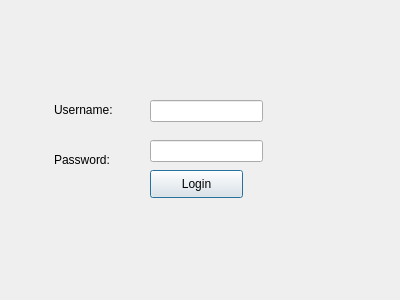
The window that admin.ui (CS180-spring/cs180-21-wooohooo) describes before a commit, drawn with Qt 5.
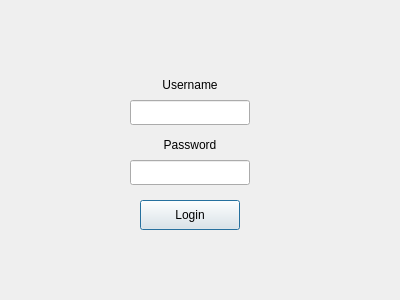
The same window after the commit.

```diff
--- a/admin.ui
+++ b/admin.ui
@@ -16,10 +16,10 @@
   <widget class="QPushButton" name="pushButton">
    <property name="geometry">
     <rect>
-     <x>150</x>
-     <y>170</y>
-     <width>93</width>
-     <height>28</height>
+     <x>140</x>
+     <y>200</y>
+     <width>100</width>
+     <height>30</height>
     </rect>
    </property>
    <property name="text">
@@ -29,47 +29,53 @@
   <widget class="QLineEdit" name="Username">
    <property name="geometry">
     <rect>
-     <x>150</x>
+     <x>130</x>
      <y>100</y>
-     <width>113</width>
-     <height>22</height>
+     <width>120</width>
+     <height>25</height>
     </rect>
    </property>
   </widget>
   <widget class="QLineEdit" name="Password">
    <property name="geometry">
     <rect>
-     <x>150</x>
-     <y>140</y>
-     <width>113</width>
-     <height>22</height>
+     <x>130</x>
+     <y>160</y>
+     <width>120</width>
+     <height>25</height>
     </rect>
    </property>
   </widget>
   <widget class="QLabel" name="label">
    <property name="geometry">
     <rect>
-     <x>54</x>
-     <y>100</y>
-     <width>81</width>
-     <height>20</height>
+     <x>140</x>
+     <y>70</y>
+     <width>100</width>
+     <height>30</height>
     </rect>
    </property>
    <property name="text">
-    <string>Username:</string>
+    <string>Username</string>
+   </property>
+   <property name="alignment">
+    <set>Qt::AlignCenter</set>
    </property>
   </widget>
   <widget class="QLabel" name="label_2">
    <property name="geometry">
     <rect>
-     <x>54</x>
-     <y>150</y>
-     <width>71</width>
-     <height>20</height>
+     <x>140</x>
+     <y>130</y>
+     <width>100</width>
+     <height>30</height>
     </rect>
    </property>
    <property name="text">
-    <string>Password:</string>
+    <string>Password</string>
+   </property>
+   <property name="alignment">
+    <set>Qt::AlignCenter</set>
    </property>
   </widget>
  </widget>
```
